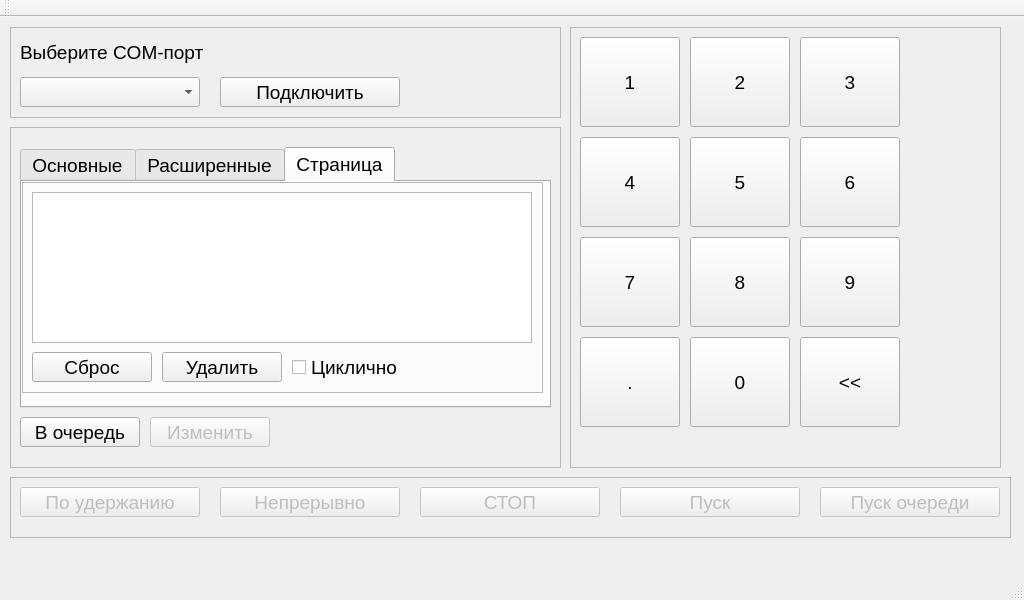
The window that MC3/MC3/mainwindow.ui (Vlad104/Monorotor_Commander_Desktop) describes before a commit, drawn with Qt 5.
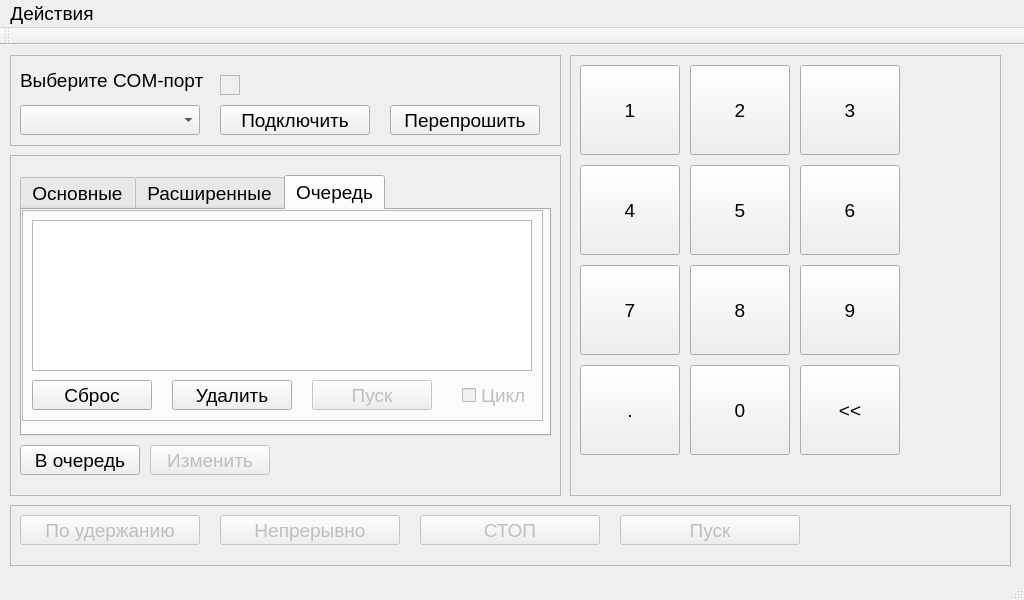
The same window after the commit. The open tabs and pages were chosen to show the change.

Diff of the .ui file:
```diff
--- a/MC3/MC3/mainwindow.ui
+++ b/MC3/MC3/mainwindow.ui
@@ -526,7 +526,7 @@
      </widget>
      <widget class="QWidget" name="tab">
       <attribute name="title">
-       <string>Страница</string>
+       <string>Очередь</string>
       </attribute>
       <widget class="QFrame" name="frame_order">
        <property name="geometry">
@@ -551,7 +551,7 @@
        <widget class="QPushButton" name="pushButton_delete">
         <property name="geometry">
          <rect>
-          <x>140</x>
+          <x>150</x>
           <y>170</y>
           <width>120</width>
           <height>30</height>
@@ -648,16 +648,40 @@
         </attribute>
        </widget>
        <widget class="QCheckBox" name="checkBox_loop">
+        <property name="enabled">
+         <bool>false</bool>
+        </property>
         <property name="geometry">
          <rect>
-          <x>270</x>
+          <x>440</x>
           <y>170</y>
-          <width>121</width>
+          <width>71</width>
           <height>31</height>
          </rect>
         </property>
         <property name="text">
-         <string>Циклично</string>
+         <string>Цикл</string>
+        </property>
+       </widget>
+       <widget class="QPushButton" name="pushButton_start">
+        <property name="enabled">
+         <bool>false</bool>
+        </property>
+        <property name="geometry">
+         <rect>
+          <x>290</x>
+          <y>170</y>
+          <width>120</width>
+          <height>30</height>
+         </rect>
+        </property>
+        <property name="font">
+         <font>
+          <pointsize>14</pointsize>
+         </font>
+        </property>
+        <property name="text">
+         <string>Пуск</string>
         </property>
        </widget>
       </widget>
@@ -725,7 +749,7 @@
       <rect>
        <x>210</x>
        <y>50</y>
-       <width>180</width>
+       <width>150</width>
        <height>30</height>
       </rect>
      </property>
@@ -756,6 +780,38 @@
       <string>Выберите COM-порт</string>
      </property>
     </widget>
+    <widget class="QFrame" name="frame_indicator">
+     <property name="geometry">
+      <rect>
+       <x>210</x>
+       <y>20</y>
+       <width>20</width>
+       <height>20</height>
+      </rect>
+     </property>
+     <property name="frameShape">
+      <enum>QFrame::StyledPanel</enum>
+     </property>
+     <property name="frameShadow">
+      <enum>QFrame::Plain</enum>
+     </property>
+    </widget>
+    <widget class="QPushButton" name="pushButton">
+     <property name="enabled">
+      <bool>true</bool>
+     </property>
+     <property name="geometry">
+      <rect>
+       <x>380</x>
+       <y>50</y>
+       <width>150</width>
+       <height>30</height>
+      </rect>
+     </property>
+     <property name="text">
+      <string>Перепрошить</string>
+     </property>
+    </widget>
    </widget>
    <widget class="QFrame" name="frame_transmit">
     <property name="enabled">
@@ -841,27 +897,6 @@
       <string>Пуск</string>
      </property>
     </widget>
-    <widget class="QPushButton" name="pushButton_start">
-     <property name="enabled">
-      <bool>false</bool>
-     </property>
-     <property name="geometry">
-      <rect>
-       <x>810</x>
-       <y>10</y>
-       <width>180</width>
-       <height>30</height>
-      </rect>
-     </property>
-     <property name="font">
-      <font>
-       <pointsize>14</pointsize>
-      </font>
-     </property>
-     <property name="text">
-      <string>Пуск очереди</string>
-     </property>
-    </widget>
     <widget class="QPushButton" name="pushButton_continues_pressed">
      <property name="geometry">
       <rect>
@@ -1065,6 +1100,15 @@
      <height>21</height>
     </rect>
    </property>
+   <widget class="QMenu" name="menu">
+    <property name="title">
+     <string>Действия</string>
+    </property>
+    <addaction name="action"/>
+    <addaction name="action_2"/>
+    <addaction name="action_3"/>
+   </widget>
+   <addaction name="menu"/>
   </widget>
   <widget class="QToolBar" name="mainToolBar">
    <attribute name="toolBarArea">
```
Left out of the diff: 28 changed lines with no effect on the pictures.
